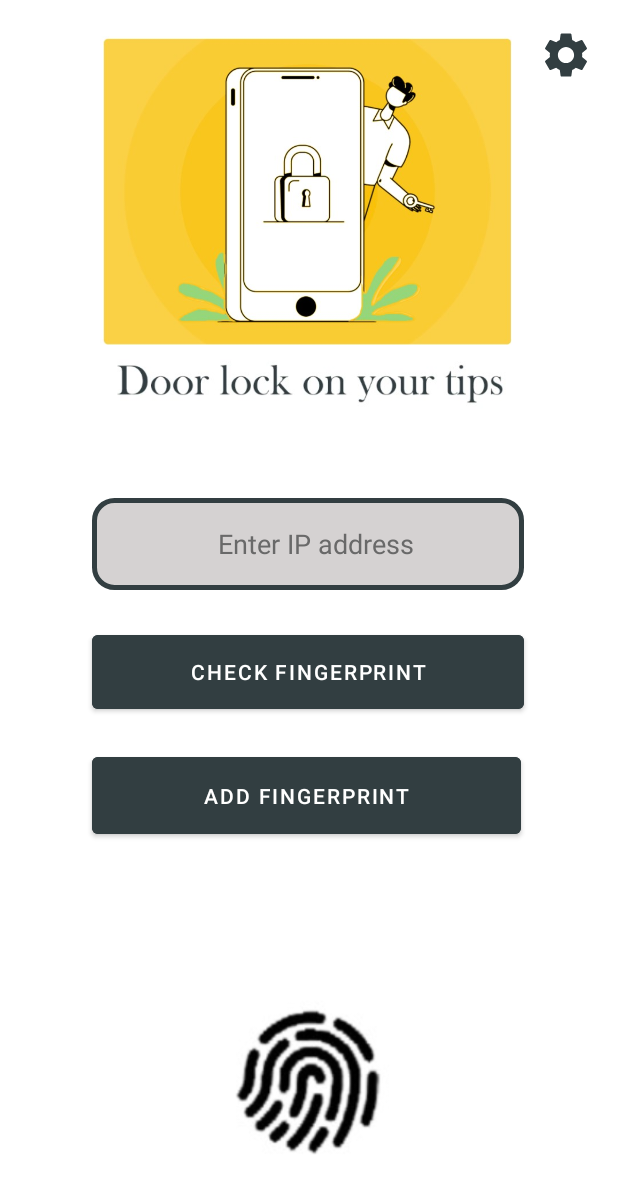
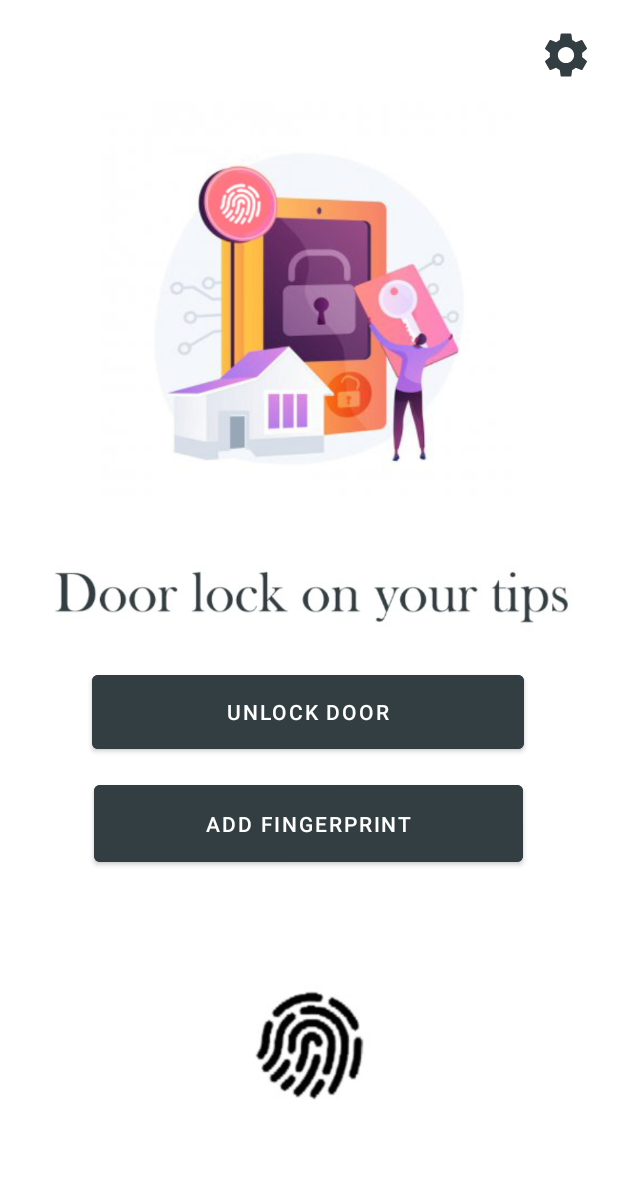
Before and after one commit to ISTE-VIT/CasierPro, an Android app: the Scan_code screen opened directly, with no data from a screen before it, on a phone screen of 412 x 824 dp. Shown: the top 1193 px of the screen. Run offline under Robolectric (Android 15) with nearby library versions, the phone set to English and light mode, and no system bars; our stand-ins replace Firebase (no records; nobody signed in at launch, a user with empty details on screens opened directly).

Commit message:
Firebase value updation + app code

```diff
--- a/app/build.gradle
+++ b/app/build.gradle
@@ -37,8 +37,12 @@ dependencies {
     implementation 'androidx.legacy:legacy-support-v4:1.0.0'
     implementation 'com.google.firebase:firebase-auth:21.0.1'
     implementation 'androidx.biometric:biometric:1.0.0-alpha03'
+    implementation 'com.google.firebase:firebase-database:20.0.1'
     testImplementation 'junit:junit:4.+'
     androidTestImplementation 'androidx.test.ext:junit:1.1.3'
     androidTestImplementation 'androidx.test.espresso:espresso-core:3.4.0'
 
+
+
+
 }
--- a/app/src/main/java/kavita/myappcompany/casierpro/Login.java
+++ b/app/src/main/java/kavita/myappcompany/casierpro/Login.java
@@ -35,11 +35,13 @@ View view;
     private MainActivity mainActivity;
     private FirebaseAuth mAuth;
     private ProgressBar progressBar;
+    Login activity;
 
 
     public Login() {
         // Required empty public constructor
     }
+
 
 
 
--- a/app/src/main/java/kavita/myappcompany/casierpro/Scan_code.java
+++ b/app/src/main/java/kavita/myappcompany/casierpro/Scan_code.java
@@ -8,6 +8,7 @@ import androidx.fragment.app.FragmentActivity;
 import android.app.AlertDialog;
 import android.content.DialogInterface;
 import android.content.Intent;
+import android.hardware.biometrics.BiometricManager;
 import android.os.Bundle;
 import android.os.Handler;
 import android.os.Looper;
@@ -19,6 +20,8 @@ import android.widget.TextView;
 import android.widget.Toast;
 
 import com.google.firebase.auth.FirebaseAuth;
+import com.google.firebase.database.DatabaseReference;
+import com.google.firebase.database.FirebaseDatabase;
 
 import java.io.BufferedWriter;
 import java.io.OutputStreamWriter;
@@ -32,6 +35,9 @@ public class Scan_code extends AppCompatActivity {
     private ImageView setting;
     private FirebaseAuth mAuth;
     private static String TAG = MainActivity.class.getName();
+    private DatabaseReference rootDatbaseRef;
+
+
     @Override
     protected void onCreate(Bundle savedInstanceState) {
         super.onCreate(savedInstanceState);
@@ -39,6 +45,9 @@ public class Scan_code extends AppCompatActivity {
         addFingerPrint = findViewById(R.id.addFingerprint_activity);
         setting = findViewById(R.id.setings_activity);
 
+        //rootDatbaseRef = FirebaseDatabase.getInstance().getReference().child("Auth");
+        //int a=1;
+        // rootDatbaseRef.setValue(a);
         addFingerPrint.setOnClickListener(new View.OnClickListener() {
             @Override
             public void onClick(View v) {
@@ -57,7 +66,7 @@ public class Scan_code extends AppCompatActivity {
 
         final BiometricPrompt myBiometricPrompt = new BiometricPrompt(activity, newExecutor, new BiometricPrompt.AuthenticationCallback() {
             @Override
-            public void onAuthenticationError(int errorCode,CharSequence errString) {
+            public void onAuthenticationError(int errorCode, CharSequence errString) {
                 super.onAuthenticationError(errorCode, errString);
                 if (errorCode == BiometricPrompt.ERROR_NEGATIVE_BUTTON) {
                 } else {
@@ -69,9 +78,13 @@ public class Scan_code extends AppCompatActivity {
             public void onAuthenticationSucceeded(@NonNull BiometricPrompt.AuthenticationResult result) {
                 super.onAuthenticationSucceeded(result);
                 Log.d(TAG, "Fingerprint recognised successfully");
+rootDatbaseRef = FirebaseDatabase.getInstance().getReference().child("number");
+                float a=1;
+                rootDatbaseRef.setValue(a);
 
-                TextView iptxt =  (TextView)  findViewById( R.id.IPAddress_activity );
-                sendMessage( iptxt.getText().toString(), "MakerTutor\n");
+
+                /*TextView iptxt = (TextView) findViewById(R.id.IPAddress_activity);
+                sendMessage(iptxt.getText().toString(), "MakerTutor\n");*/
 
 
             }
@@ -79,51 +92,59 @@ public class Scan_code extends AppCompatActivity {
             @Override
             public void onAuthenticationFailed() {
                 super.onAuthenticationFailed();
+                rootDatbaseRef = FirebaseDatabase.getInstance().getReference().child("number");
+                float b=0;
+                rootDatbaseRef.setValue(b);
                 Log.d(TAG, "Fingerprint not recognised");
+                int count =3;
+
             }
 
 
         });
-
+        int authenticators=3;
         final BiometricPrompt.PromptInfo promptInfo = new BiometricPrompt.PromptInfo.Builder()
                 .setTitle("Scan your fingerprint to unlock.")
-                .setSubtitle("If you use face unlock Can be done as well")
-                .setDescription("Maker Tutor Arduino/ESP32 Project Unlock door with Fingerprint sensor from Android ")
+                .setSubtitle("Casier Pro")
+                .setDescription("Door Lock on your tips ")
                 .setNegativeButtonText("Cancel")
                 .build();
 
-        findViewById(R.id.Launch_activity).setOnClickListener(new View.OnClickListener() {
+        findViewById(R.id.Unlock).setOnClickListener(new View.OnClickListener() {
             @Override
             public void onClick(View v) {
-                String regex = "^((25[0-5])|(2[0-4]\\d)|(1\\d\\d)|([1-9]\\d)|\\d)(\\.((25[0-5])|(2[0-4]\\d)|(1\\d\\d)|([1-9]\\d)|\\d)){3}$";
-                TextView  iptxt =  (TextView)  findViewById( R.id.IPAddress_activity );
-                AlertDialog.Builder builder = new AlertDialog.Builder(Scan_code.this);
+
+
+                rootDatbaseRef = FirebaseDatabase.getInstance().getReference().child("number");
+                float b=0;
+                rootDatbaseRef.setValue(b);
+                //String regex = "^((25[0-5])|(2[0-4]\\d)|(1\\d\\d)|([1-9]\\d)|\\d)(\\.((25[0-5])|(2[0-4]\\d)|(1\\d\\d)|([1-9]\\d)|\\d)){3}$";
+                //TextView  iptxt =  (TextView)  findViewById( R.id.IPAddress_activity );
+                /*AlertDialog.Builder builder = new AlertDialog.Builder(Scan_code.this);
                 builder.setCancelable(false);
-                builder.setMessage("Enter esp32 ip address." );
+                builder.setMessage("Scan to Unlock");
                 builder.setPositiveButton("OK", new DialogInterface.OnClickListener() {
                     public void onClick(DialogInterface dialog, int id) {
                         // Do something
                     }
-                });
+                });*/
 
-                if( iptxt.getText().toString().matches(regex)  ){
 
-                    myBiometricPrompt.authenticate(promptInfo);
-                    Log.d(TAG, "Test send data to esp32");
-                }else {
-                    AlertDialog dialog = builder.create();
-                    dialog.show();
+                myBiometricPrompt.authenticate(promptInfo);
+                Log.d(TAG, "Test send data to esp32");
 
-                };
+                /*AlertDialog dialog = builder.create();
+                dialog.show();*/
 
             }
-        });
 
 
 
+        });
+
     }
 
-    private void sendMessage(final String ip , final String msg) {
+    private void sendMessage(final String ip, final String msg) {
 
         Runnable runSend = new Runnable() {
             public void run() {
@@ -138,8 +159,7 @@ public class Scan_code extends AppCompatActivity {
                     out.flush();
                     Handler refresh = new Handler(Looper.getMainLooper());
                     refresh.post(new Runnable() {
-                        public void run()
-                        {
+                        public void run() {
                             //txtStatus.setText("Message has been sent.");
                             //etxtMessage.setText("");
                         }
@@ -159,15 +179,13 @@ public class Scan_code extends AppCompatActivity {
                 final String string = str;
                 Handler refresh = new Handler(Looper.getMainLooper());
                 refresh.post(new Runnable() {
-                    public void run()
-                    {
+                    public void run() {
                         //txtStatus.setText(string);
                     }
                 });
             }
         };
         new Thread(runSend).start();
-
 
 
     }
--- a/app/src/main/res/drawable/textfileds_border.xml
+++ b/app/src/main/res/drawable/textfileds_border.xml
@@ -5,8 +5,8 @@
 
         <shape android:shape="rectangle"
            >
-            <corners android:radius="13dp"/>
-            <stroke android:color="#323e41" android:width="3dp"/>
+            <corners android:radius="1dp"/>
+            <stroke android:color="#323e41" android:width="2dp"/>
             <solid android:color="#D5D2D2"/>
         </shape>
     </item>
--- a/app/src/main/res/layout/activity_scan_code.xml
+++ b/app/src/main/res/layout/activity_scan_code.xml
@@ -8,45 +8,27 @@
 
     <ImageView
         android:id="@+id/imageView3"
-        android:layout_width="148dp"
-        android:layout_height="125dp"
-        android:layout_marginBottom="40dp"
+        android:layout_width="131dp"
+        android:layout_height="94dp"
         android:src="@drawable/fingerprint"
         app:layout_constraintBottom_toBottomOf="parent"
         app:layout_constraintEnd_toEndOf="parent"
-        app:layout_constraintHorizontal_bias="0.498"
         app:layout_constraintStart_toStartOf="parent"
         app:layout_constraintTop_toBottomOf="@+id/addFingerprint_activity"
-        app:layout_constraintVertical_bias="1.0" />
-
-    <TextView
-        android:id="@+id/textView"
-        android:layout_width="228dp"
-        android:layout_height="61dp"
-        android:layout_marginTop="508dp"
-        android:text="SCAN HERE TO UNLOCK YOUR DOOR"
-        android:textAlignment="center"
-        android:textColor="#323e41"
-        android:textSize="18sp"
-        android:textStyle="bold"
-        app:layout_constraintEnd_toEndOf="parent"
-        app:layout_constraintHorizontal_bias="0.409"
-        app:layout_constraintStart_toStartOf="parent"
-        app:layout_constraintTop_toTopOf="parent"
-        android:visibility="gone"/>
+        app:layout_constraintVertical_bias="0.464" />
 
     <Button
         android:id="@+id/addFingerprint_activity"
         android:layout_width="286dp"
         android:layout_height="63dp"
-        android:layout_marginTop="20dp"
+        android:layout_marginTop="12dp"
         android:backgroundTint="#323e41"
         android:text="ADD FINGERPRINT"
         android:textColor="#ffffff"
         app:layout_constraintEnd_toEndOf="parent"
-        app:layout_constraintHorizontal_bias="0.488"
+        app:layout_constraintHorizontal_bias="0.496"
         app:layout_constraintStart_toStartOf="parent"
-        app:layout_constraintTop_toBottomOf="@+id/Launch_activity" />
+        app:layout_constraintTop_toBottomOf="@+id/Unlock" />
 
     <ImageView
         android:id="@+id/setings_activity"
@@ -56,17 +38,6 @@
         android:src="@drawable/ic_baseline_settings_24"
         app:layout_constraintEnd_toEndOf="parent"
         app:layout_constraintHorizontal_bias="0.955"
-        app:layout_constraintStart_toStartOf="parent"
-        app:layout_constraintTop_toTopOf="parent" />
-
-    <TextView
-        android:id="@+id/firebaseid_activity"
-        android:layout_width="178dp"
-        android:layout_height="41dp"
-        android:layout_marginTop="24dp"
-        android:hint="firebaseId"
-        app:layout_constraintEnd_toEndOf="parent"
-        app:layout_constraintHorizontal_bias="0.433"
         app:layout_constraintStart_toStartOf="parent"
         app:layout_constraintTop_toTopOf="parent" />
 
@@ -85,39 +56,39 @@
         app:layout_constraintHorizontal_bias="0.495"
         app:layout_constraintStart_toStartOf="parent"
         app:layout_constraintTop_toTopOf="parent"
-        tools:ignore="MissingConstraints" />
+        tools:ignore="MissingConstraints"
+        android:visibility="gone"/>
 
     <Button
-        android:id="@+id/Launch_activity"
+        android:id="@+id/Unlock"
         android:layout_width="288dp"
         android:layout_height="61dp"
-        android:layout_marginTop="24dp"
+        android:layout_marginTop="12dp"
         android:backgroundTint="#323e41"
-        android:text="check fingerprint"
+        android:text="Unlock Door"
         android:textColor="#ffffff"
         app:layout_constraintEnd_toEndOf="parent"
         app:layout_constraintHorizontal_bias="0.495"
         app:layout_constraintStart_toStartOf="parent"
-        app:layout_constraintTop_toBottomOf="@+id/IPAddress_activity" />
+        app:layout_constraintTop_toBottomOf="@+id/imageView8" />
 
     <ImageView
         android:id="@+id/imageView7"
-        android:layout_width="309dp"
-        android:layout_height="206dp"
-        android:layout_marginTop="24dp"
+        android:layout_width="373dp"
+        android:layout_height="278dp"
+        android:layout_marginTop="68dp"
         app:layout_constraintEnd_toEndOf="parent"
-        app:layout_constraintHorizontal_bias="0.48"
+        app:layout_constraintHorizontal_bias="0.492"
         app:layout_constraintStart_toStartOf="parent"
         app:layout_constraintTop_toTopOf="parent"
-        app:srcCompat="@drawable/mainimage" />
+        app:srcCompat="@drawable/scanphoto" />
 
     <ImageView
         android:id="@+id/imageView8"
-        android:layout_width="270dp"
-        android:layout_height="42dp"
-        android:layout_marginTop="4dp"
+        android:layout_width="359dp"
+        android:layout_height="70dp"
+        android:layout_marginTop="16dp"
         app:layout_constraintEnd_toEndOf="parent"
-        app:layout_constraintHorizontal_bias="0.496"
         app:layout_constraintStart_toStartOf="parent"
         app:layout_constraintTop_toBottomOf="@+id/imageView7"
         app:srcCompat="@drawable/maintitle" />
--- a/app/src/main/res/layout/fragment_scan.xml
+++ b/app/src/main/res/layout/fragment_scan.xml
@@ -78,8 +78,8 @@
 
     <Button
         android:id="@+id/Launch"
-        android:layout_width="wrap_content"
-        android:layout_height="wrap_content"
+        android:layout_width="179dp"
+        android:layout_height="46dp"
         android:layout_marginTop="32dp"
         android:text="Button"
         app:layout_constraintEnd_toEndOf="parent"
--- a/build.gradle
+++ b/build.gradle
@@ -6,7 +6,7 @@ buildscript {
     }
     dependencies {
         classpath "com.android.tools.build:gradle:4.1.2"
-        classpath 'com.google.gms:google-services:4.3.5'
+        classpath 'com.google.gms:google-services:4.3.8'
 
         // NOTE: Do not place your application dependencies here; they belong
         // in the individual module build.gradle files
```
Also changed, not shown: app/src/main/java/kavita/myappcompany/casierpro/scan.java (+30 -1 lines), app/src/main/res/drawable/scanphoto.jpg (added), 1 other file.
